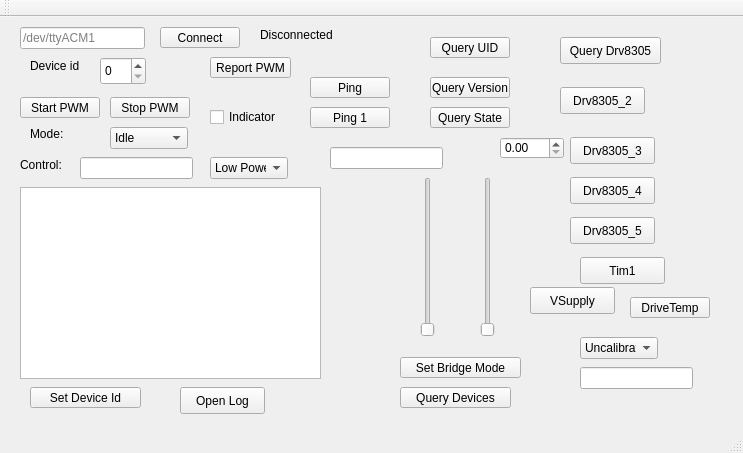
Before: the Qt Designer form Bark/mainwindow.ui in craftit/DogBotSoftware, drawn with Qt 5.
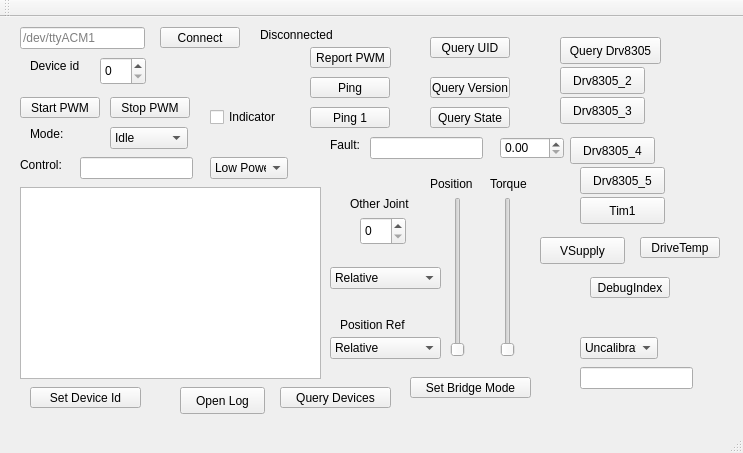
After: the same form once the commit is applied.

Diff of the .ui file:
```diff
--- a/Bark/mainwindow.ui
+++ b/Bark/mainwindow.ui
@@ -79,8 +79,8 @@
    <widget class="QPushButton" name="pushButtonPWMReport">
     <property name="geometry">
      <rect>
-      <x>210</x>
-      <y>40</y>
+      <x>310</x>
+      <y>30</y>
       <width>81</width>
       <height>21</height>
      </rect>
@@ -163,8 +163,8 @@
    <widget class="QSlider" name="sliderPosition">
     <property name="geometry">
      <rect>
-      <x>420</x>
-      <y>160</y>
+      <x>450</x>
+      <y>180</y>
       <width>16</width>
       <height>160</height>
      </rect>
@@ -182,8 +182,8 @@
    <widget class="QSlider" name="sliderTorque">
     <property name="geometry">
      <rect>
-      <x>480</x>
-      <y>160</y>
+      <x>500</x>
+      <y>180</y>
       <width>16</width>
       <height>160</height>
      </rect>
@@ -247,8 +247,8 @@
    <widget class="QPushButton" name="pushButtonSetBridgeMode">
     <property name="geometry">
      <rect>
-      <x>400</x>
-      <y>340</y>
+      <x>410</x>
+      <y>360</y>
       <width>121</width>
       <height>21</height>
      </rect>
@@ -260,7 +260,7 @@
    <widget class="QPushButton" name="pushButtonQueryDevices">
     <property name="geometry">
      <rect>
-      <x>400</x>
+      <x>280</x>
       <y>370</y>
       <width>111</width>
       <height>21</height>
@@ -326,7 +326,7 @@
     <property name="geometry">
      <rect>
       <x>560</x>
-      <y>70</y>
+      <y>50</y>
       <width>85</width>
       <height>27</height>
      </rect>
@@ -338,8 +338,8 @@
    <widget class="QPushButton" name="pushButtonDrv8305_3">
     <property name="geometry">
      <rect>
-      <x>570</x>
-      <y>120</y>
+      <x>560</x>
+      <y>80</y>
       <width>85</width>
       <height>27</height>
      </rect>
@@ -352,7 +352,7 @@
     <property name="geometry">
      <rect>
       <x>570</x>
-      <y>160</y>
+      <y>120</y>
       <width>85</width>
       <height>27</height>
      </rect>
@@ -364,8 +364,8 @@
    <widget class="QPushButton" name="pushButtonDrv8305_5">
     <property name="geometry">
      <rect>
-      <x>570</x>
-      <y>200</y>
+      <x>580</x>
+      <y>150</y>
       <width>85</width>
       <height>27</height>
      </rect>
@@ -378,7 +378,7 @@
     <property name="geometry">
      <rect>
       <x>580</x>
-      <y>240</y>
+      <y>180</y>
       <width>85</width>
       <height>27</height>
      </rect>
@@ -413,8 +413,8 @@
    <widget class="QPushButton" name="pushButton">
     <property name="geometry">
      <rect>
-      <x>530</x>
-      <y>270</y>
+      <x>540</x>
+      <y>220</y>
       <width>85</width>
       <height>27</height>
      </rect>
@@ -514,8 +514,8 @@
    <widget class="QLineEdit" name="lineEditFault">
     <property name="geometry">
      <rect>
-      <x>330</x>
-      <y>130</y>
+      <x>370</x>
+      <y>120</y>
       <width>113</width>
       <height>22</height>
      </rect>
@@ -547,8 +547,8 @@
    <widget class="QPushButton" name="pushButtonDriveTemp">
     <property name="geometry">
      <rect>
-      <x>630</x>
-      <y>280</y>
+      <x>640</x>
+      <y>220</y>
       <width>80</width>
       <height>21</height>
      </rect>
@@ -557,6 +557,154 @@
      <string>DriveTemp</string>
     </property>
    </widget>
+   <widget class="QLabel" name="label_4">
+    <property name="geometry">
+     <rect>
+      <x>490</x>
+      <y>160</y>
+      <width>59</width>
+      <height>14</height>
+     </rect>
+    </property>
+    <property name="text">
+     <string>Torque</string>
+    </property>
+   </widget>
+   <widget class="QLabel" name="label_5">
+    <property name="geometry">
+     <rect>
+      <x>430</x>
+      <y>160</y>
+      <width>59</width>
+      <height>14</height>
+     </rect>
+    </property>
+    <property name="text">
+     <string>Position</string>
+    </property>
+   </widget>
+   <widget class="QSpinBox" name="spinOtherJointId">
+    <property name="geometry">
+     <rect>
+      <x>360</x>
+      <y>200</y>
+      <width>46</width>
+      <height>28</height>
+     </rect>
+    </property>
+   </widget>
+   <widget class="QLabel" name="label_6">
+    <property name="geometry">
+     <rect>
+      <x>350</x>
+      <y>180</y>
+      <width>59</width>
+      <height>14</height>
+     </rect>
+    </property>
+    <property name="text">
+     <string>Other Joint</string>
+    </property>
+   </widget>
+   <widget class="QLabel" name="label_7">
+    <property name="geometry">
+     <rect>
+      <x>330</x>
+      <y>120</y>
+      <width>41</width>
+      <height>16</height>
+     </rect>
+    </property>
+    <property name="text">
+     <string>Fault:</string>
+    </property>
+   </widget>
+   <widget class="QComboBox" name="comboBox">
+    <property name="geometry">
+     <rect>
+      <x>330</x>
+      <y>250</y>
+      <width>111</width>
+      <height>22</height>
+     </rect>
+    </property>
+    <item>
+     <property name="text">
+      <string>Relative</string>
+     </property>
+    </item>
+    <item>
+     <property name="text">
+      <string>Absolute</string>
+     </property>
+    </item>
+    <item>
+     <property name="text">
+      <string>RelativeOther</string>
+     </property>
+    </item>
+    <item>
+     <property name="text">
+      <string>AbsoluteOther</string>
+     </property>
+    </item>
+   </widget>
+   <widget class="QComboBox" name="comboBoxPositionRef">
+    <property name="geometry">
+     <rect>
+      <x>330</x>
+      <y>320</y>
+      <width>111</width>
+      <height>22</height>
+     </rect>
+    </property>
+    <item>
+     <property name="text">
+      <string>Relative</string>
+     </property>
+    </item>
+    <item>
+     <property name="text">
+      <string>Absolute</string>
+     </property>
+    </item>
+    <item>
+     <property name="text">
+      <string>RelativeOther</string>
+     </property>
+    </item>
+    <item>
+     <property name="text">
+      <string>AbsoluteOther</string>
+     </property>
+    </item>
+   </widget>
+   <widget class="QLabel" name="label_8">
+    <property name="geometry">
+     <rect>
+      <x>340</x>
+      <y>300</y>
+      <width>71</width>
+      <height>16</height>
+     </rect>
+    </property>
+    <property name="text">
+     <string>Position Ref</string>
+    </property>
+   </widget>
+   <widget class="QPushButton" name="pushButton_2">
+    <property name="geometry">
+     <rect>
+      <x>590</x>
+      <y>260</y>
+      <width>80</width>
+      <height>21</height>
+     </rect>
+    </property>
+    <property name="text">
+     <string>DebugIndex</string>
+    </property>
+   </widget>
   </widget>
   <widget class="QMenuBar" name="menuBar">
    <property name="geometry">
```
